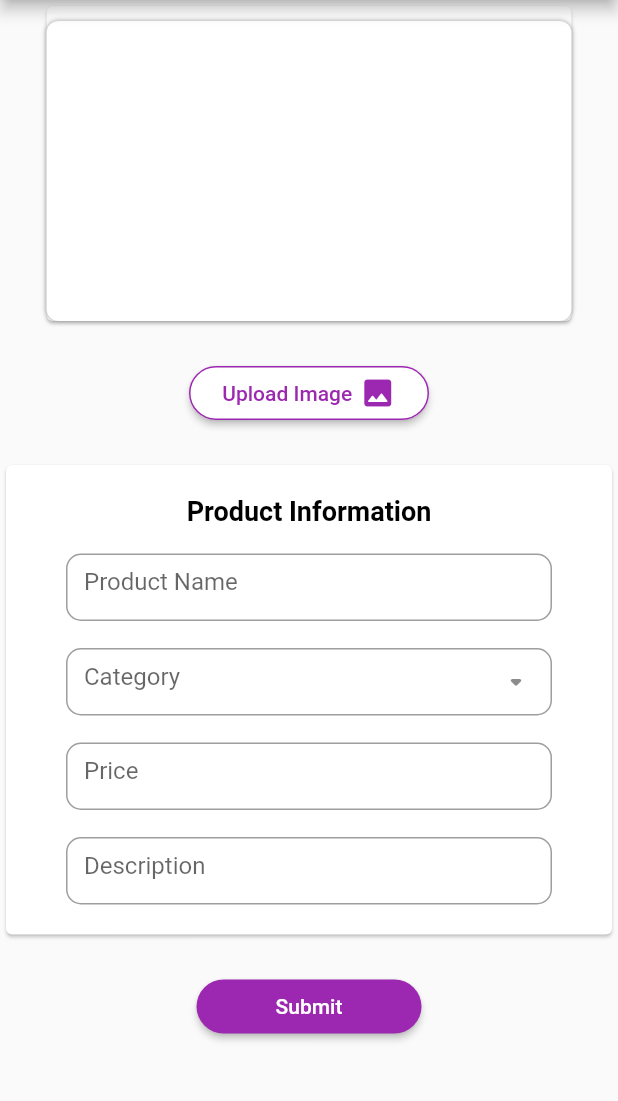
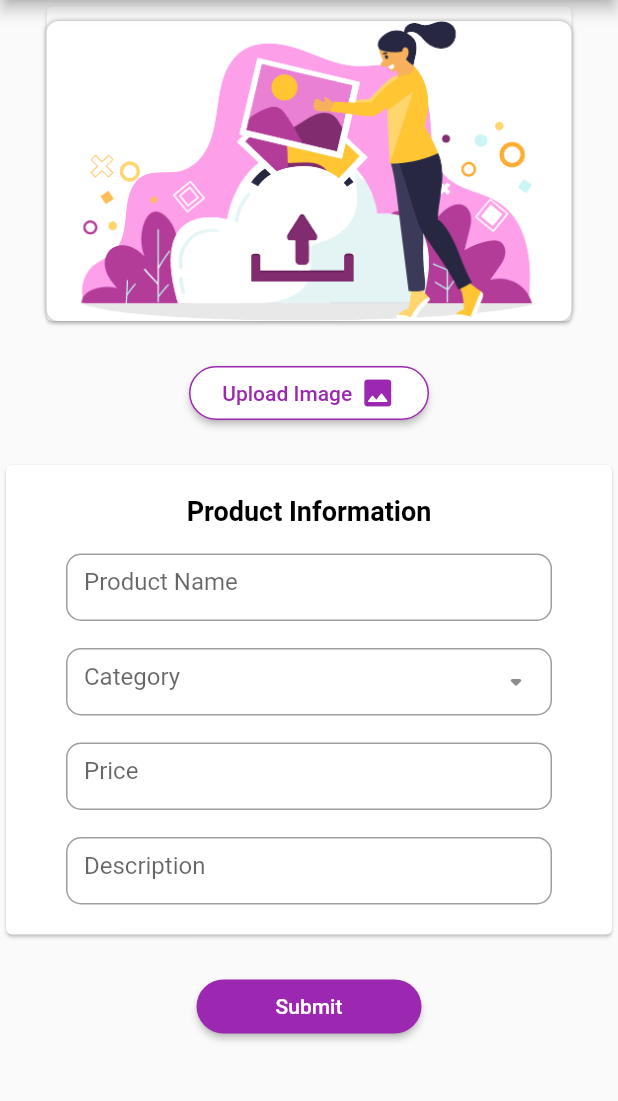
Before and after one commit to dheniraa/section7, a Flutter app: the AddProductView screen opened by its route, after a tap on "Upload Image", on a phone screen of 412 x 824 dp, the part 84-1185 px from its top. Run offline on Flutter 3.47's test engine with Material 2 defaults, Android fonts, the phone set to English and light mode, and no system bars; our stand-ins replace get, image_picker.

Commit message:
update progress 7

```diff
--- a/lib/app/data/product_model.dart
+++ b/lib/app/data/product_model.dart
@@ -1,11 +1,11 @@
 class Product {
-  int id;
-  String title;
-  double price;
-  String description;
-  String category;
-  String image;
-  Rating rating;
+  int? id;
+  String? title;
+  double? price;
+  String? description;
+  String? category;
+  String? image;
+  Rating? rating;
 
   Product({
     this.id,
@@ -42,8 +42,8 @@ class Product {
 }
 
 class Rating {
-  double rate;
-  int count;
+  double? rate;
+  int? count;
 
   Rating({
     this.rate,
--- a/lib/app/modules/addProduct/views/add_product_view.dart
+++ b/lib/app/modules/addProduct/views/add_product_view.dart
@@ -9,7 +9,7 @@ import 'package:image_picker/image_picker.dart';
 import '../controllers/add_product_controller.dart';
 
 class AddProductView extends GetView<AddProductController> {
-  AddProductView({Key key}) : super(key: key);
+  AddProductView({Key? key}) : super(key: key);
 
   final AddProductController formController = Get.put(AddProductController());
   final TextEditingController productNameController = TextEditingController();
@@ -19,12 +19,17 @@ class AddProductView extends GetView<AddProductController> {
   final TextEditingController productDescriptionController =
       TextEditingController();
 
-  RxString image ="".obs;
+  RxString image = "".obs;
 
-  Future getImage() async{
-    final ImagePicker _picker= ImagePicker();
-    final XFile imagePicked = await _picker.pickImage(source: ImageSource.gallery);
-    image.value = imagePicked!.path;
+  Future getImage() async {
+    final ImagePicker picker = ImagePicker();
+    XFile? image;
+    var path = ''.obs;
+
+    Future<void> selectImage() async {
+      image = await picker.pickImage(source: ImageSource.gallery);
+      if (image != null) path.value = image!.path;
+    }
   }
 
   @override
@@ -51,7 +56,14 @@ class AddProductView extends GetView<AddProductController> {
           children: [
             Card(
               child: Container(
-                 child: image.value !="" ? Container(child: Image.file(File(image ??""))) : Container(),
+                child: image.value != ""
+                    ? Container(child: Image.file(File(image.value ?? "")))
+                    : Container(
+                        child: Image.asset(
+                          'assets/images/form.png',
+                          fit: BoxFit.cover,
+                        ),
+                      ),
                 width: 350,
                 height: 200,
                 margin: EdgeInsets.only(top: 10),
@@ -62,26 +74,20 @@ class AddProductView extends GetView<AddProductController> {
                     boxShadow: const [
                       BoxShadow(blurRadius: 2, color: Colors.grey)
                     ]),
-                  child: Image.asset(
-                    'assets/images/form.png',
-                    fit: BoxFit.cover,
-                  ),
               ),
             ),
             SizedBox(height: 20),
             SizedBox(
               width: 160,
               child: ElevatedButton(
-                onPressed: () async{
+                onPressed: () async {
                   await getImage();
                 },
                 style: ElevatedButton.styleFrom(
                   primary: Colors.white,
                   shape: RoundedRectangleBorder(
                     borderRadius: BorderRadius.circular(30.0),
-                    side: BorderSide(
-                        color: Colors.purple,
-                        width: 1),
+                    side: BorderSide(color: Colors.purple, width: 1),
                   ),
                 ),
                 child: Row(
--- a/lib/app/modules/product/controllers/product_controller.dart
+++ b/lib/app/modules/product/controllers/product_controller.dart
@@ -14,7 +14,7 @@ class HomeController extends GetxController {
 
   Future<void> deleteUser(Product product) async {
     try {
-      await serviceApi.deleteProduct(Product.id.toString());
+      await serviceApi.deleteProduct(product.id.toString());
       Get.snackbar('Success', 'Product berhasil dihapus');
     } catch (e) {
       print(e);
--- a/pubspec.yaml
+++ b/pubspec.yaml
@@ -3,7 +3,7 @@ version: 1.0.0+1
 publish_to: none
 description: A new Flutter project.
 environment:
-  sdk: ">=2.10.0 <3.0.0"
+  sdk: ">=2.18.0 <3.0.0"
 
 dependencies:
   cupertino_icons: ^1.0.2
```
Also changed, not shown: lib/app/modules/product/views/product_view.dart (+5 -6 lines), 6 other files. Lines whose indentation alone changed are shown as unchanged.
